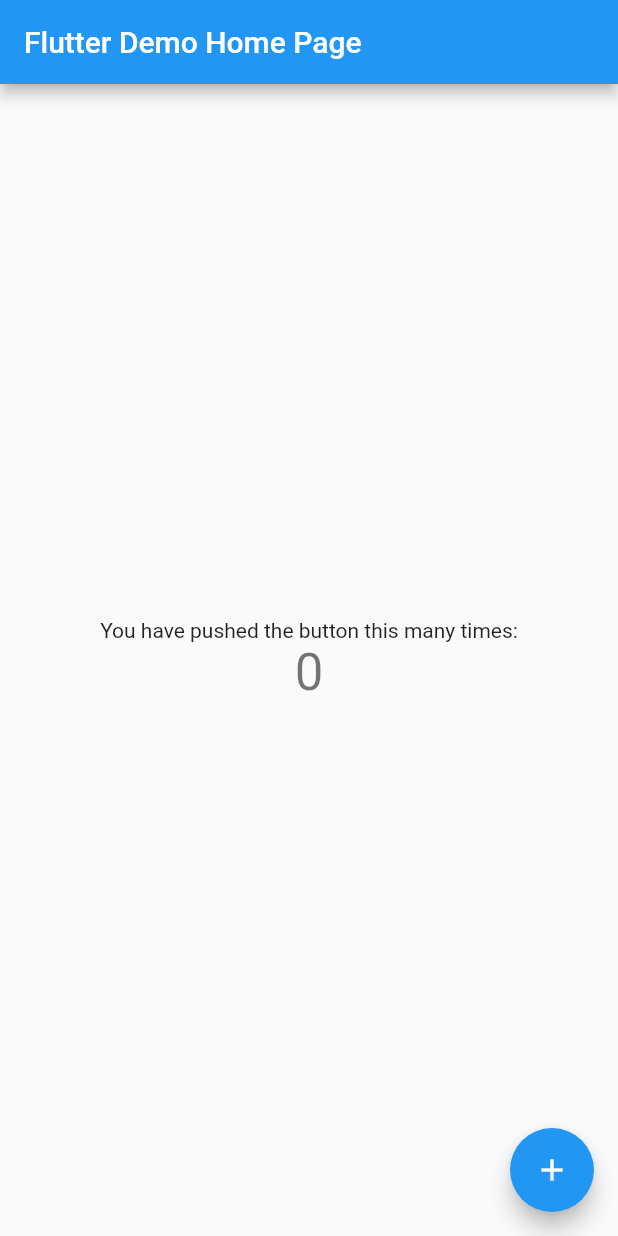
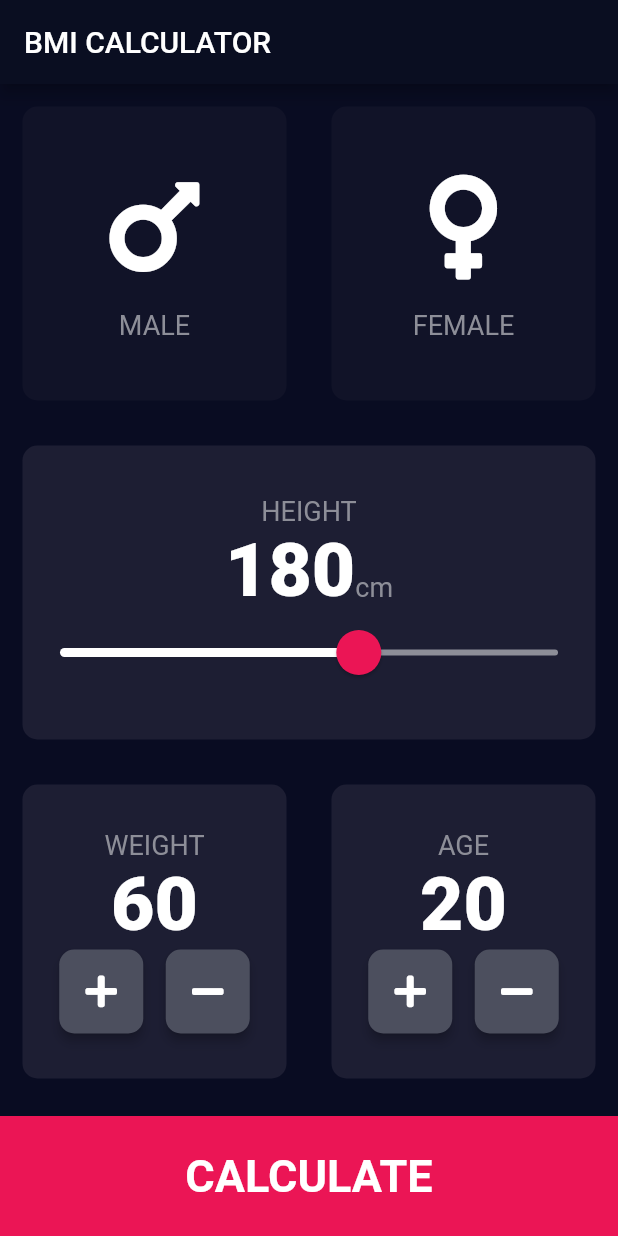
Before and after one commit to mhandersen/mha_bmi_calculator_flutter, a Flutter app: the screen it shows after launch, on a phone screen of 412 x 824 dp. Run offline on Flutter 3.47's test engine with Material 2 defaults, Android fonts, the phone set to English and light mode, and no system bars; our stand-ins replace font_awesome_flutter.

Commit message:
Added files!

```diff
--- /dev/null
+++ b/lib/calculator_brain.dart
@@ -0,0 +1,57 @@
+import 'dart:math';
+
+class CalculatorBrain {
+  CalculatorBrain({this.height, this.weight}) {
+    // _bmiResult = weight / ((height / 100) * (height / 100));
+    _bmiResult = weight / pow((height / 100), 2);
+    bmi = _bmiResult.toStringAsFixed(1);
+
+    if (_bmiResult < 18.5) {
+      category = 'Underweight';
+      description = 'Must. Eat. More.';
+    } else if (_bmiResult < 24.9) {
+      category = 'Normal';
+      description = 'Your BMI is normal. Nice!';
+    } else if (_bmiResult < 29.9) {
+      category = 'Overweight';
+      description = 'Eat less. Exercise more!';
+    } else {
+      category = 'Obesity';
+      description = 'Eat much less. Exercise much more!';
+    }
+  }
+
+  final int height;
+  final int weight;
+  double _bmiResult; // _ --> makes it private!
+
+  String category;
+  String bmi;
+  String description;
+
+//
+//  String calculateBMI() {
+//    double _bmi = weight / pow((height / 100), 2);
+//    return _bmi.toStringAsFixed(1);
+//  }
+//
+//  String getResult() {
+//    if (_bmi >= 25) {
+//      return 'Overweight';
+//    } else if (_bmi > 18.5) {
+//      return 'Normal';
+//    } else {
+//      return 'Underweight';
+//    }
+//  }
+//
+//  String getInterpretation() {
+//    if (_bmi >= 25) {
+//      return 'You have a higher than normal body weight. Maybe you should try to exercise a bit more!';
+//    } else if (_bmi > 18.5) {
+//      return 'You have a normal body weight. Good job!';
+//    } else {
+//      return 'You have a lower than normal body weight. Maybe you should be eating more!';
+//    }
+//  }
+}
--- /dev/null
+++ b/lib/components/bottom_button.dart
@@ -0,0 +1,26 @@
+import 'package:flutter/material.dart';
+import 'package:bmi_calculator/constants.dart';
+
+class BottomButton extends StatelessWidget {
+  BottomButton({@required this.onTap, @required this.buttonTitle});
+
+  final Function onTap;
+  final String buttonTitle;
+
+  @override
+  Widget build(BuildContext context) {
+    return GestureDetector(
+      onTap: onTap,
+      child: Container(
+        child: Center(
+          child: Text(buttonTitle, style: kFooterTextStyle),
+        ),
+        color: kBottomContainerColor,
+        margin: EdgeInsets.only(top: 10.0),
+        //padding: EdgeInsets.only(bottom: 10.0),
+        width: double.infinity,
+        height: kBottomContainerHeight,
+      ),
+    );
+  }
+}
--- /dev/null
+++ b/lib/components/icon_content.dart
@@ -0,0 +1,29 @@
+import "package:flutter/material.dart";
+import 'package:bmi_calculator/constants.dart';
+
+class IconContent extends StatelessWidget {
+  IconContent({@required this.icon, @required this.label});
+
+  final IconData icon;
+  final String label;
+
+  @override
+  Widget build(BuildContext context) {
+    return Column(
+      mainAxisAlignment: MainAxisAlignment.center,
+      children: <Widget>[
+        Icon(
+          icon,
+          size: 80.0,
+        ),
+        SizedBox(
+          height: 15.0,
+        ),
+        Text(
+          label,
+          style: kLabelTextStyle,
+        )
+      ],
+    );
+  }
+}
--- /dev/null
+++ b/lib/components/reusable_card.dart
@@ -0,0 +1,27 @@
+import "package:flutter/material.dart";
+
+class ReusableCard extends StatelessWidget {
+//  const ReusableCard({Key key,}) : super(key: key);
+
+  // custom constructor + mark parameter as required!
+  ReusableCard({@required this.colour, this.cardChild, this.onPress});
+
+  final Color colour; // final = immutable (can't change!)
+  final Widget cardChild;
+  final Function onPress;
+
+  @override
+  Widget build(BuildContext context) {
+    return GestureDetector(
+      onTap: onPress,
+      child: Container(
+        child: cardChild,
+        margin: EdgeInsets.all(15.0),
+        decoration: BoxDecoration(
+          borderRadius: BorderRadius.circular(10.0),
+          color: colour,
+        ),
+      ),
+    );
+  }
+}
--- /dev/null
+++ b/lib/components/round_icon_button.dart
@@ -0,0 +1,23 @@
+import 'package:flutter/material.dart';
+
+class RoundIconButton extends StatelessWidget {
+  RoundIconButton({@required this.icon, @required this.onPress});
+
+  final IconData icon;
+  final Function onPress;
+
+  @override
+  Widget build(BuildContext context) {
+    return RawMaterialButton(
+      child: Icon(icon),
+      constraints: BoxConstraints.tightFor(
+        width: 56.0,
+        height: 56.0,
+      ),
+      shape: RoundedRectangleBorder(borderRadius: BorderRadius.circular(10.0)),
+      fillColor: Color(0xFF4C4F5E),
+      elevation: 3.0,
+      onPressed: onPress,
+    );
+  }
+}
--- /dev/null
+++ b/lib/constants.dart
@@ -0,0 +1,16 @@
+import 'package:flutter/material.dart';
+
+const kLabelTextStyle = TextStyle(fontSize: 18.0, color: Color(0xFF8d8e98));
+const kNumberTextStyle = TextStyle(fontSize: 50.0, fontWeight: FontWeight.w900);
+const kFooterTextStyle = TextStyle(fontSize: 30.0, fontWeight: FontWeight.bold);
+const kTitleTextStyle = TextStyle(fontSize: 50.0, fontWeight: FontWeight.bold);
+const kResultTextStyle = TextStyle(
+    color: Color(0xFF24D876), fontSize: 22.0, fontWeight: FontWeight.bold);
+const kBmiTextStyle =
+    TextStyle(fontSize: 80.0, fontWeight: FontWeight.bold, color: Colors.white);
+const kBodyTextStyle = TextStyle(fontSize: 22.0);
+
+const kBottomContainerHeight = 80.0;
+const kBottomContainerColor = Color(0xFFeb1555);
+const kActiveCardColor = Color(0xFF1D1E33);
+const kInactiveCardColor = Color(0xFF111328);
--- a/lib/main.dart
+++ b/lib/main.dart
@@ -1,111 +1,23 @@
 import 'package:flutter/material.dart';
+import 'package:bmi_calculator/screens/input_page.dart';
+import 'package:bmi_calculator/screens/results_page.dart';
+import 'calculator_brain.dart';
 
-void main() => runApp(MyApp());
+void main() => runApp(BMICalculator());
 
-class MyApp extends StatelessWidget {
-  // This widget is the root of your application.
+class BMICalculator extends StatelessWidget {
   @override
   Widget build(BuildContext context) {
     return MaterialApp(
-      title: 'Flutter Demo',
-      theme: ThemeData(
-        // This is the theme of your application.
-        //
-        // Try running your application with "flutter run". You'll see the
-        // application has a blue toolbar. Then, without quitting the app, try
-        // changing the primarySwatch below to Colors.green and then invoke
-        // "hot reload" (press "r" in the console where you ran "flutter run",
-        // or simply save your changes to "hot reload" in a Flutter IDE).
-        // Notice that the counter didn't reset back to zero; the application
-        // is not restarted.
-        primarySwatch: Colors.blue,
+      initialRoute: '/',
+      routes: {
+        '/': (context) => InputPage(),
+        '/results': (context) => ResultsPage()
+      },
+      theme: ThemeData.dark().copyWith(
+        primaryColor: Color(0xFF0a0e21),
+        scaffoldBackgroundColor: Color(0xFF090c22),
       ),
-      home: MyHomePage(title: 'Flutter Demo Home Page'),
     );
   }
 }
-
-class MyHomePage extends StatefulWidget {
-  MyHomePage({Key key, this.title}) : super(key: key);
-
-  // This widget is the home page of your application. It is stateful, meaning
-  // that it has a State object (defined below) that contains fields that affect
-  // how it looks.
-
-  // This class is the configuration for the state. It holds the values (in this
-  // case the title) provided by the parent (in this case the App widget) and
-  // used by the build method of the State. Fields in a Widget subclass are
-  // always marked "final".
-
-  final String title;
-
-  @override
-  _MyHomePageState createState() => _MyHomePageState();
-}
-
-class _MyHomePageState extends State<MyHomePage> {
-  int _counter = 0;
-
-  void _incrementCounter() {
-    setState(() {
-      // This call to setState tells the Flutter framework that something has
-      // changed in this State, which causes it to rerun the build method below
-      // so that the display can reflect the updated values. If we changed
-      // _counter without calling setState(), then the build method would not be
-      // called again, and so nothing would appear to happen.
-      _counter++;
-    });
-  }
-
-  @override
-  Widget build(BuildContext context) {
-    // This method is rerun every time setState is called, for instance as done
-    // by the _incrementCounter method above.
-    //
-    // The Flutter framework has been optimized to make rerunning build methods
-    // fast, so that you can just rebuild anything that needs updating rather
-    // than having to individually change instances of widgets.
-    return Scaffold(
-      appBar: AppBar(
-        // Here we take the value from the MyHomePage object that was created by
-        // the App.build method, and use it to set our appbar title.
-        title: Text(widget.title),
-      ),
-      body: Center(
-        // Center is a layout widget. It takes a single child and positions it
-        // in the middle of the parent.
-        child: Column(
-          // Column is also layout widget. It takes a list of children and
-          // arranges them vertically. By default, it sizes itself to fit its
-          // children horizontally, and tries to be as tall as its parent.
-          //
-          // Invoke "debug painting" (press "p" in the console, choose the
-          // "Toggle Debug Paint" action from the Flutter Inspector in Android
-          // Studio, or the "Toggle Debug Paint" command in Visual Studio Code)
-          // to see the wireframe for each widget.
-          //
-          // Column has various properties to control how it sizes itself and
-          // how it positions its children. Here we use mainAxisAlignment to
-          // center the children vertically; the main axis here is the vertical
-          // axis because Columns are vertical (the cross axis would be
-          // horizontal).
-          mainAxisAlignment: MainAxisAlignment.center,
-          children: <Widget>[
-            Text(
-              'You have pushed the button this many times:',
-            ),
-            Text(
-              '$_counter',
-              style: Theme.of(context).textTheme.display1,
-            ),
-          ],
-        ),
-      ),
-      floatingActionButton: FloatingActionButton(
-        onPressed: _incrementCounter,
-        tooltip: 'Increment',
-        child: Icon(Icons.add),
-      ), // This trailing comma makes auto-formatting nicer for build methods.
-    );
-  }
-}
--- /dev/null
+++ b/lib/screens/input_page.dart
@@ -0,0 +1,230 @@
+import 'package:flutter/material.dart';
+import 'package:font_awesome_flutter/font_awesome_flutter.dart';
+import 'package:bmi_calculator/components/bottom_button.dart';
+import 'package:bmi_calculator/components/icon_content.dart';
+import 'package:bmi_calculator/components/reusable_card.dart';
+import 'package:bmi_calculator/components/round_icon_button.dart';
+import 'package:bmi_calculator/constants.dart';
+import 'package:bmi_calculator/calculator_brain.dart';
+import 'results_page.dart';
+
+enum Gender { male, female }
+
+class InputPage extends StatefulWidget {
+  @override
+  _InputPageState createState() => _InputPageState();
+}
+
+class _InputPageState extends State<InputPage> {
+  Gender selectedGender;
+  int height = 180;
+  int weight = 60;
+  int age = 20;
+
+  @override
+  Widget build(BuildContext context) {
+    return Scaffold(
+      appBar: AppBar(
+        title: Text('BMI CALCULATOR'),
+      ),
+      body: Column(
+        children: <Widget>[
+          Expanded(
+              child: Row(
+            children: <Widget>[
+              Expanded(
+                child: ReusableCard(
+                  onPress: () {
+                    setState(() {
+                      selectedGender = Gender.male;
+                    });
+                  },
+                  colour: selectedGender == Gender.male
+                      ? kActiveCardColor
+                      : kInactiveCardColor,
+                  cardChild:
+                      IconContent(icon: FontAwesomeIcons.mars, label: "MALE"),
+                ),
+              ),
+              Expanded(
+                child: ReusableCard(
+                  onPress: () {
+                    setState(() {
+                      selectedGender = Gender.female;
+                    });
+                  },
+                  colour: selectedGender == Gender.female
+                      ? kActiveCardColor
+                      : kInactiveCardColor,
+                  cardChild: IconContent(
+                      icon: FontAwesomeIcons.venus, label: "FEMALE"),
+                ),
+              ),
+            ],
+          )),
+          Expanded(
+            child: ReusableCard(
+              colour: kActiveCardColor,
+              cardChild: Column(
+                mainAxisAlignment: MainAxisAlignment.center,
+                children: <Widget>[
+                  Text(
+                    'HEIGHT',
+                    style: kLabelTextStyle,
+                  ),
+                  Row(
+                    mainAxisAlignment: MainAxisAlignment.center,
+                    crossAxisAlignment: CrossAxisAlignment.baseline,
+                    textBaseline: TextBaseline.alphabetic,
+                    children: <Widget>[
+                      Text(
+                        height.toString(),
+                        style: kNumberTextStyle,
+                      ),
+                      Text(
+                        'cm',
+                        style: kLabelTextStyle,
+                      )
+                    ],
+                  ),
+                  SliderTheme(
+                    data: SliderTheme.of(context).copyWith(
+                      thumbShape:
+                          RoundSliderThumbShape(enabledThumbRadius: 15.0),
+                      overlayShape:
+                          RoundSliderOverlayShape(overlayRadius: 25.0),
+                      thumbColor: Color(0xFFEB1555),
+                      activeTrackColor: Colors.white,
+                      inactiveTrackColor: Color(0xFF8D8E98),
+                      overlayColor: Color(0x29EB1555),
+                    ),
+                    child: Slider(
+                      value: height.toDouble(),
+                      min: 120.0,
+                      max: 220.0,
+                      onChanged: (double newValue) {
+                        setState(() {
+                          height = newValue.round();
+                        });
+                        // print(newValue.round());
+                      },
+                    ),
+                  ),
+                ],
+              ),
+            ),
+          ),
+          Expanded(
+              child: Row(
+            children: <Widget>[
+              Expanded(
+                child: ReusableCard(
+                  colour: kActiveCardColor,
+                  cardChild: Column(
+                    mainAxisAlignment: MainAxisAlignment.center,
+                    children: <Widget>[
+                      Text(
+                        'WEIGHT',
+                        style: kLabelTextStyle,
+                      ),
+                      Text(
+                        weight.toString(),
+                        style: kNumberTextStyle,
+                      ),
+                      Row(
+                        mainAxisAlignment: MainAxisAlignment.center,
+                        children: <Widget>[
+                          RoundIconButton(
+                            icon: FontAwesomeIcons.plus,
+                            onPress: () {
+                              setState(() {
+                                weight++;
+                              });
+                            },
+                          ),
+                          SizedBox(
+                            width: 15.0,
+                          ),
+                          RoundIconButton(
+                            icon: FontAwesomeIcons.minus,
+                            onPress: () {
+                              setState(() {
+                                weight--;
+                              });
+                            },
+                          ),
+                        ],
+                      ),
+                    ],
+                  ),
+                ),
+              ),
+              Expanded(
+                child: ReusableCard(
+                  colour: kActiveCardColor,
+                  cardChild: Column(
+                    mainAxisAlignment: MainAxisAlignment.center,
+                    children: <Widget>[
+                      Text(
+                        'AGE',
+                        style: kLabelTextStyle,
+                      ),
+                      Text(
+                        age.toString(),
+                        style: kNumberTextStyle,
+                      ),
+                      Row(
+                        mainAxisAlignment: MainAxisAlignment.center,
+                        children: <Widget>[
+                          RoundIconButton(
+                            icon: FontAwesomeIcons.plus,
+                            onPress: () {
+                              setState(() {
+                                age++;
+                              });
+                            },
+                          ),
+                          SizedBox(
+                            width: 15.0,
+                          ),
+                          RoundIconButton(
+                            icon: FontAwesomeIcons.minus,
+                            onPress: () {
+                              setState(() {
+                                age--;
+                              });
+                            },
+                          ),
+                        ],
+                      ),
+                    ],
+                  ),
+                ),
+              ),
+            ],
+          )),
+          BottomButton(
+            onTap: () {
+              CalculatorBrain brain =
+                  CalculatorBrain(height: height, weight: weight);
+
+//              Navigator.push(
+//                context,
+//                MaterialPageRoute(
+//                  builder: (context) => ResultsPage(
+//                        bmiResult: calc.calculateBMI(),
+//                        resultText: calc.getResult(),
+//                        interpretation: calc.getInterpretation(),
+//                      ),
+//                ),
+//              );
+
+              Navigator.pushNamed(context, '/results', arguments: brain);
+            },
+            buttonTitle: 'CALCULATE',
+          ),
+        ],
+      ),
+    );
+  }
+}
--- /dev/null
+++ b/lib/screens/results_page.dart
@@ -0,0 +1,71 @@
+import 'package:flutter/material.dart';
+import 'package:bmi_calculator/constants.dart';
+import 'package:bmi_calculator/components/reusable_card.dart';
+import 'package:bmi_calculator/components/bottom_button.dart';
+import 'package:bmi_calculator/calculator_brain.dart';
+
+class ResultsPage extends StatelessWidget {
+  //  ResultsPage({@required this.brain});
+//
+//  final CalculatorBrain brain;
+
+//  ResultsPage(
+//      {@required this.bmiResult,
+//      @required this.resultText,
+//      @required this.interpretation});
+//
+//  final String bmiResult;
+//  final String resultText;
+//  final String interpretation;
+
+  @override
+  Widget build(BuildContext context) {
+    CalculatorBrain brain = ModalRoute.of(context).settings.arguments;
+
+    //brain.calculateBMI();
+
+    return Scaffold(
+      appBar: AppBar(
+        title: Text('BMI CALCULATOR'),
+      ),
+      body: Column(
+        mainAxisAlignment: MainAxisAlignment.spaceEvenly,
+        crossAxisAlignment: CrossAxisAlignment.stretch,
+        children: <Widget>[
+          Expanded(
+            child: Container(
+              child: Text('Your Result', style: kTitleTextStyle),
+              padding: EdgeInsets.all(15.0),
+              alignment: Alignment.bottomLeft,
+            ),
+          ),
+          Expanded(
+            flex: 5,
+            child: ReusableCard(
+              colour: kActiveCardColor,
+              cardChild: Column(
+                crossAxisAlignment: CrossAxisAlignment.center,
+                mainAxisAlignment: MainAxisAlignment.spaceEvenly,
+                children: <Widget>[
+                  Text(brain.category, style: kResultTextStyle),
+                  Text(brain.bmi, style: kBmiTextStyle),
+                  Padding(
+                    padding: const EdgeInsets.all(8.0),
+                    child: Text(brain.description,
+                        style: kBodyTextStyle, textAlign: TextAlign.center),
+                  ),
+                ],
+              ),
+            ),
+          ),
+          BottomButton(
+            buttonTitle: 'RE-CALCULATE',
+            onTap: () {
+              Navigator.pop(context);
+            },
+          ),
+        ],
+      ),
+    );
+  }
+}
```
Also changed, not shown: pubspec.yaml (+3 -54 lines), pubspec.lock.
